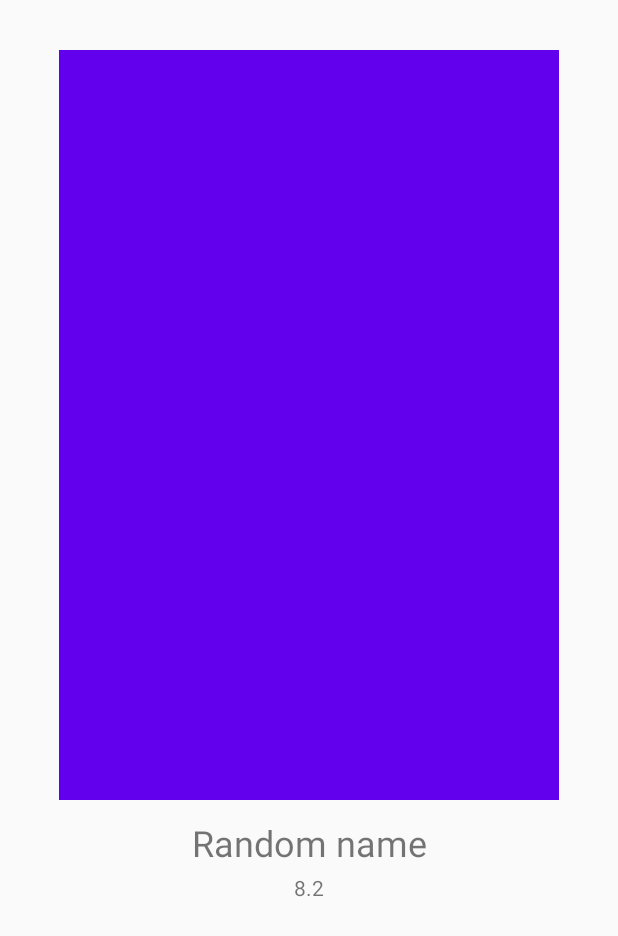
After one commit to Optimusflash/MoviesCollection, an Android app: the layout rv_movie_sell.xml on its own in the app's theme, with its tools: preview values and no code run, on a phone screen of 412 x 824 dp. The commit adds this screen. Shown: the top 936 px of the screen. Run offline under Robolectric (Android 15) with nearby library versions, the phone set to English and light mode, and no system bars; network calls fail.

Commit message:
add recycler view (without design)

```diff
--- a/app/src/main/java/com/optimus/moviescollection/data/model/Movie.kt
+++ b/app/src/main/java/com/optimus/moviescollection/data/model/Movie.kt
@@ -13,6 +13,8 @@ data class Movie(
     val title: String,
     @SerializedName("genre_ids")
     val genres: List<Int>,
+    @SerializedName("vote_average")
+    val rating: Float
 ) {
 
 }
--- /dev/null
+++ b/app/src/main/res/layout/rv_movie_sell.xml
@@ -0,0 +1,46 @@
+<?xml version="1.0" encoding="utf-8"?>
+<androidx.constraintlayout.widget.ConstraintLayout
+    xmlns:android="http://schemas.android.com/apk/res/android"
+    xmlns:app="http://schemas.android.com/apk/res-auto"
+    xmlns:tools="http://schemas.android.com/tools"
+    android:layout_width="match_parent"
+    android:layout_height="wrap_content"
+    android:paddingHorizontal="33dp"
+    android:paddingTop="33dp">
+
+    <androidx.appcompat.widget.AppCompatImageView
+        android:id="@+id/iv_poster"
+        android:layout_width="0dp"
+        android:layout_height="500dp"
+        android:scaleType="fitCenter"
+        app:layout_constraintDimensionRatio="w,1:1.5"
+        app:layout_constraintEnd_toEndOf="parent"
+        app:layout_constraintStart_toStartOf="parent"
+        app:layout_constraintTop_toTopOf="parent"
+        tools:srcCompat="@color/colorPrimary"
+        android:elevation="2dp"/>
+
+    <TextView
+        android:id="@+id/tv_movie_title"
+        android:layout_width="0dp"
+        android:layout_height="wrap_content"
+        android:layout_marginTop="12dp"
+        android:layout_marginBottom="32dp"
+        android:gravity="center"
+        android:textSize="24sp"
+        app:layout_constraintBottom_toBottomOf="parent"
+        app:layout_constraintEnd_toEndOf="parent"
+        app:layout_constraintStart_toStartOf="parent"
+        app:layout_constraintTop_toBottomOf="@id/iv_poster"
+        tools:text="Random name" />
+
+    <TextView
+        android:id="@+id/tv_rating"
+        android:layout_width="wrap_content"
+        android:layout_height="wrap_content"
+        android:layout_marginTop="4dp"
+        app:layout_constraintEnd_toEndOf="parent"
+        app:layout_constraintStart_toStartOf="parent"
+        app:layout_constraintTop_toBottomOf="@+id/tv_movie_title"
+        tools:text="8.2" />
+</androidx.constraintlayout.widget.ConstraintLayout>
```
Also changed, not shown: app/src/main/java/com/optimus/moviescollection/extensions/Context.kt (added, +11 -0 lines), app/src/main/java/com/optimus/moviescollection/extensions/Glide.kt (added, +18 -0 lines), app/src/main/java/com/optimus/moviescollection/presentation/main/MainActivity.kt (+8 -15 lines), app/src/main/java/com/optimus/moviescollection/presentation/main/MainMoviesAdapter.kt (added, +46 -0 lines), app/src/main/res/layout/activity_main.xml (+8 -8 lines).
